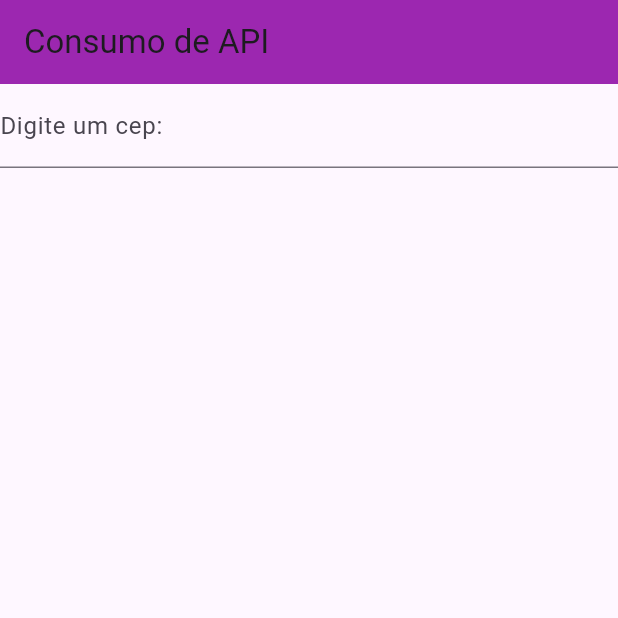
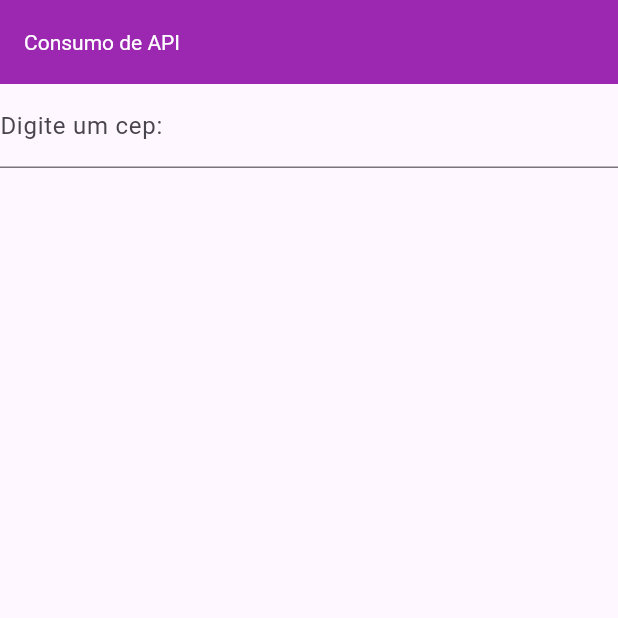
Before and after one commit to Julianacavalaro/cep_brasil, a Flutter app: the screen it shows after launch, on a phone screen of 412 x 824 dp, the top half of it. Run offline on Flutter 3.47's test engine with Material 3 defaults, Android fonts, the phone set to English and light mode, and no system bars.

Commit message:
Ajuste titleTextStyle

```diff
--- a/cep_brasil/lib/feature/presenter/page/home.dart
+++ b/cep_brasil/lib/feature/presenter/page/home.dart
@@ -14,6 +14,7 @@ class _HomeState extends State<Home> {
       appBar: AppBar(
         title: Text("Consumo de API"),
         backgroundColor: Colors.purple,
+        titleTextStyle: TextStyle(color: Colors.white),
       ),
       body:Container(
         child: Center(
```
